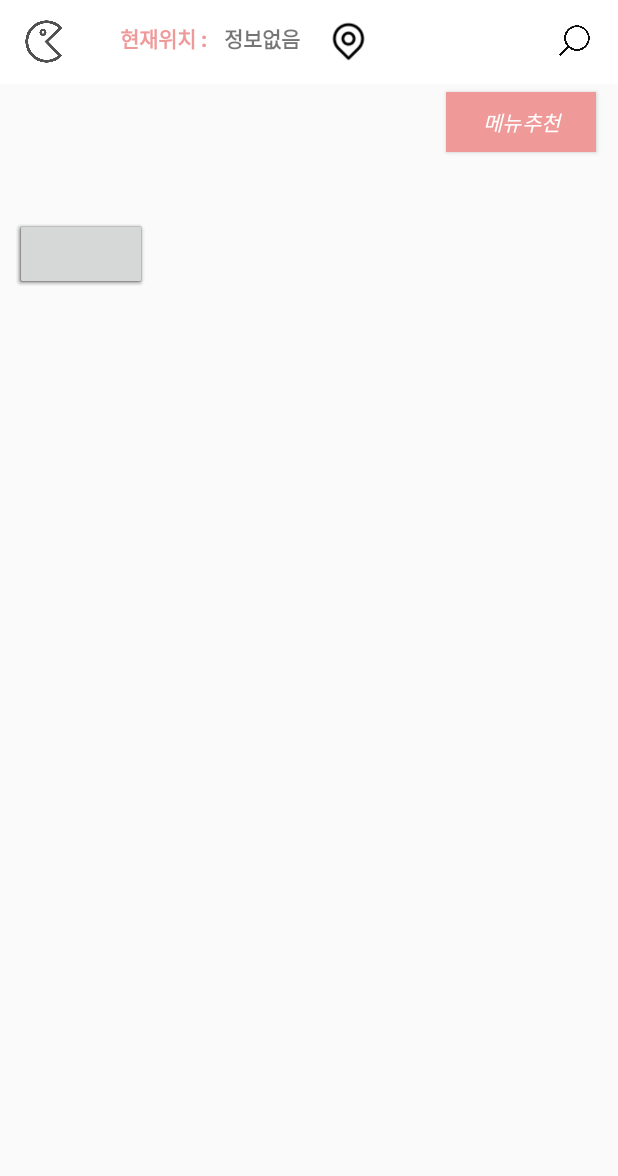
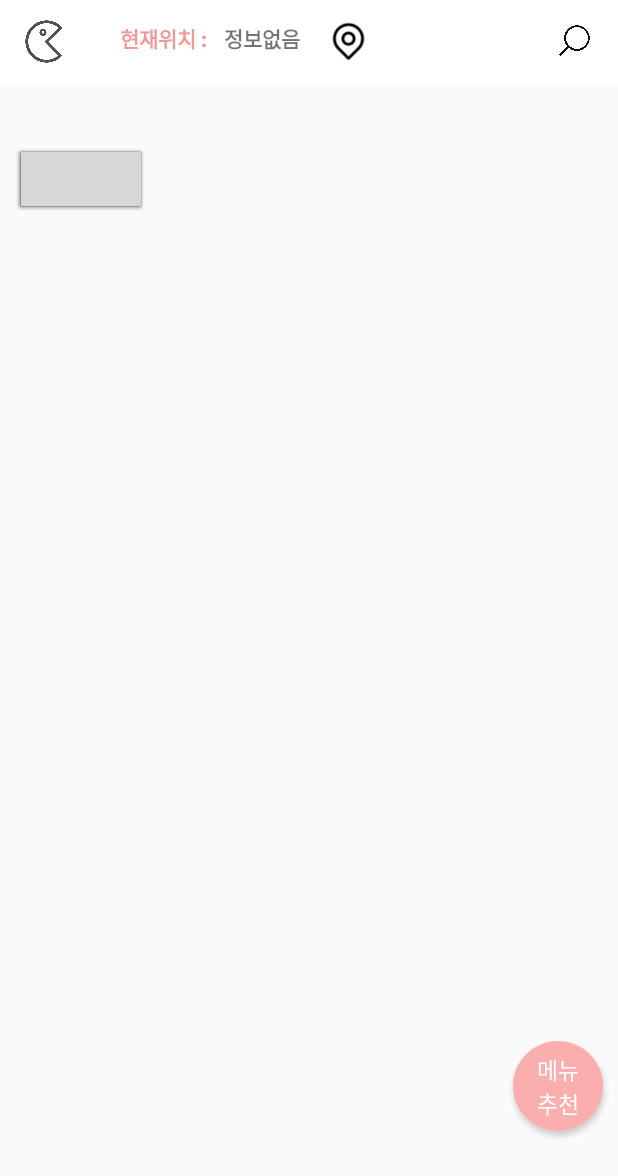
Before and after one commit to marha-hwang/eater, an Android app: the layout fragment_home.xml on its own in the app's theme, with its tools: preview values and no code run, on a phone screen of 412 x 824 dp. Shown: the top 1176 px of the screen. Run offline under Robolectric (Android 15) with nearby library versions, the phone set to English and light mode, and no system bars; plain views replace RadioRealButton, RadioRealButtonGroup; Roboto replaces fonts that are not available here.

```diff
--- a/app/src/main/res/layout/fragment_home.xml
+++ b/app/src/main/res/layout/fragment_home.xml
@@ -10,6 +10,7 @@
         android:id="@+id/recyclerView"
         android:layout_width="409dp"
         android:layout_height="582dp"
+        android:layout_marginBottom="60dp"
         app:layout_constraintBottom_toBottomOf="parent"
         app:layout_constraintEnd_toEndOf="parent"
         app:layout_constraintHorizontal_bias="0.0"
@@ -91,22 +92,6 @@
         app:layout_constraintTop_toTopOf="@+id/toolbar"
         app:layout_constraintVertical_bias="0.0" />
 
-    <Button
-        android:id="@+id/Recommandbtn"
-        android:layout_width="100dp"
-        android:layout_height="40dp"
-        android:layout_marginTop="5dp"
-        android:background="#EF9999"
-        android:text="메뉴추천"
-        android:textColor="@color/white"
-        android:textStyle="italic"
-        app:layout_constraintBottom_toTopOf="@+id/recyclerView"
-        app:layout_constraintEnd_toEndOf="parent"
-        app:layout_constraintHorizontal_bias="0.952"
-        app:layout_constraintStart_toStartOf="parent"
-        app:layout_constraintTop_toBottomOf="@+id/toolbar"
-        app:layout_constraintVertical_bias="0.0" />
-
 
     <co.ceryle.radiorealbutton.RadioRealButtonGroup
         android:id="@+id/group_category_type"
@@ -115,13 +100,12 @@
         android:layout_gravity="center_vertical"
         android:layout_marginHorizontal="10dp"
 
-        android:layout_marginBottom="5dp"
         android:elevation="2dp"
         app:layout_constraintBottom_toTopOf="@+id/recyclerView"
         app:layout_constraintEnd_toEndOf="parent"
 
         app:layout_constraintStart_toStartOf="parent"
-        app:layout_constraintTop_toBottomOf="@+id/Recommandbtn"
+        app:layout_constraintTop_toBottomOf="@+id/toolbar"
         app:rrbg_animateTexts_enter="overshoot"
         app:rrbg_animateTexts_enterDuration="500"
         app:rrbg_backgroundColor="@color/white"
@@ -189,4 +173,26 @@
 
     </co.ceryle.radiorealbutton.RadioRealButtonGroup>
 
+    <androidx.cardview.widget.CardView
+        android:layout_width="60dp"
+        android:layout_height="60dp"
+        android:layout_marginEnd="10dp"
+        android:layout_marginBottom="10dp"
+        app:cardCornerRadius="100dp"
+        app:layout_constraintBottom_toBottomOf="@+id/recyclerView"
+        app:layout_constraintEnd_toEndOf="parent">
+
+        <Button
+            android:id="@+id/Recommandbtn"
+            android:layout_width="60dp"
+            android:layout_height="60dp"
+            android:layout_marginEnd="10dp"
+            android:layout_marginBottom="60dp"
+            android:background="#FBAEAE"
+            android:fontFamily="cursive"
+            android:text="메뉴      추천"
+            android:textColor="@color/white"
+            android:textSize="15sp" />
+    </androidx.cardview.widget.CardView>
+
 </androidx.constraintlayout.widget.ConstraintLayout>
```
